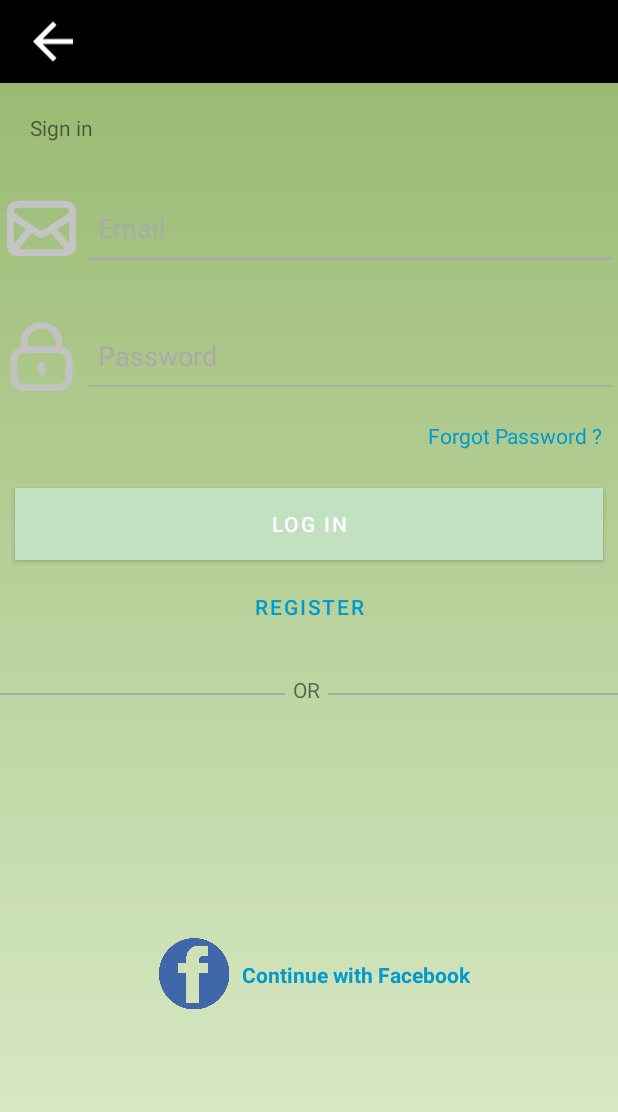
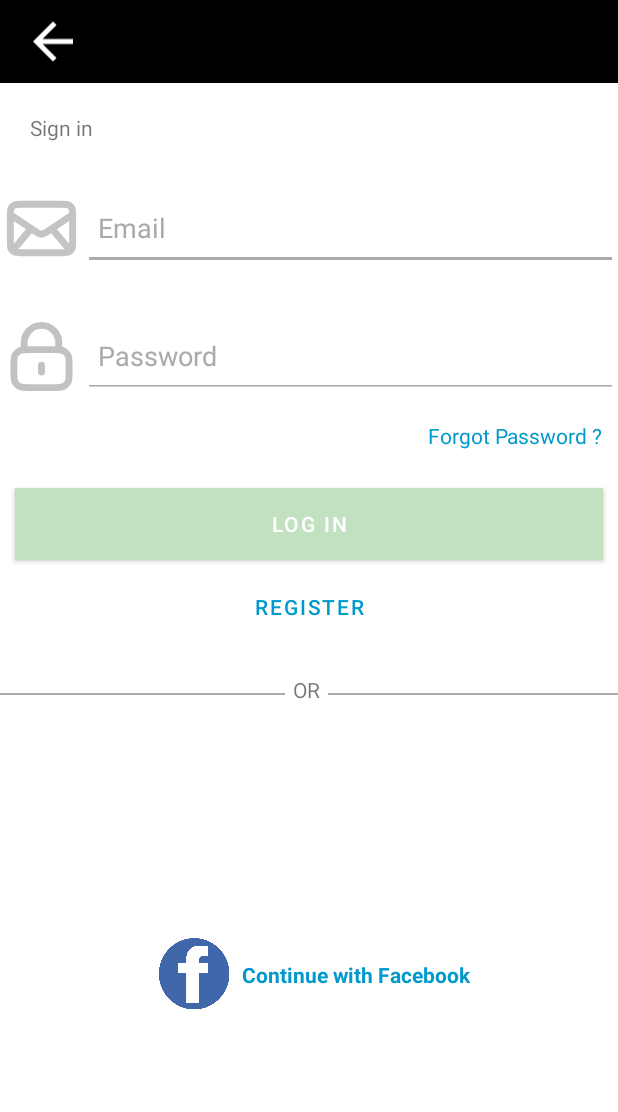
Before and after one commit to sutakos/PowerHome, an Android app: the screen it shows after launch (LoginActivity), on a phone screen of 412 x 824 dp. Shown: the top 1112 px of the screen. Run offline under Robolectric (Android 15) with nearby library versions, the phone set to English and light mode, and no system bars; our stand-ins replace navigation-ui; libraries missing offline, so code that uses them is left out: com.koushikdutta.async, com.koushikdutta.ion; pictures from the network do not load.

Commit message:
modif darkmode - lucie p

```diff
--- a/app/src/main/res/layout/activity_login.xml
+++ b/app/src/main/res/layout/activity_login.xml
@@ -8,7 +8,8 @@
     android:fitsSystemWindows="true"
     android:orientation="vertical"
     tools:context=".LoginActivity"
-    android:layout_gravity="center">
+    android:layout_gravity="center"
+    android:background="@color/white">
     <LinearLayout
         android:layout_width="match_parent"
         android:layout_height="wrap_content"
```
